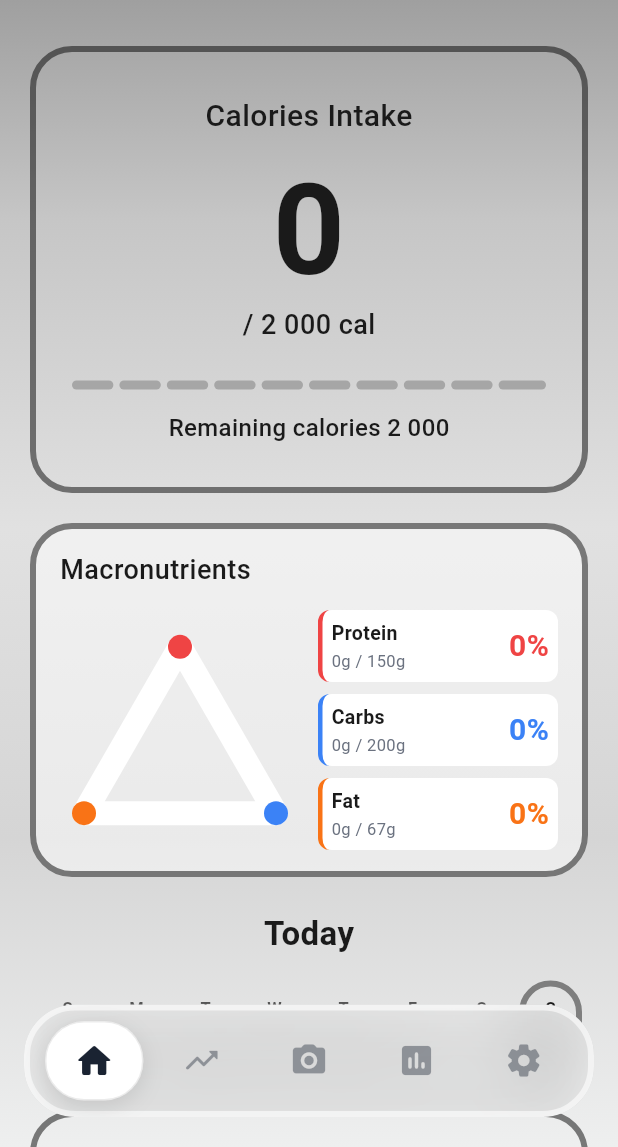
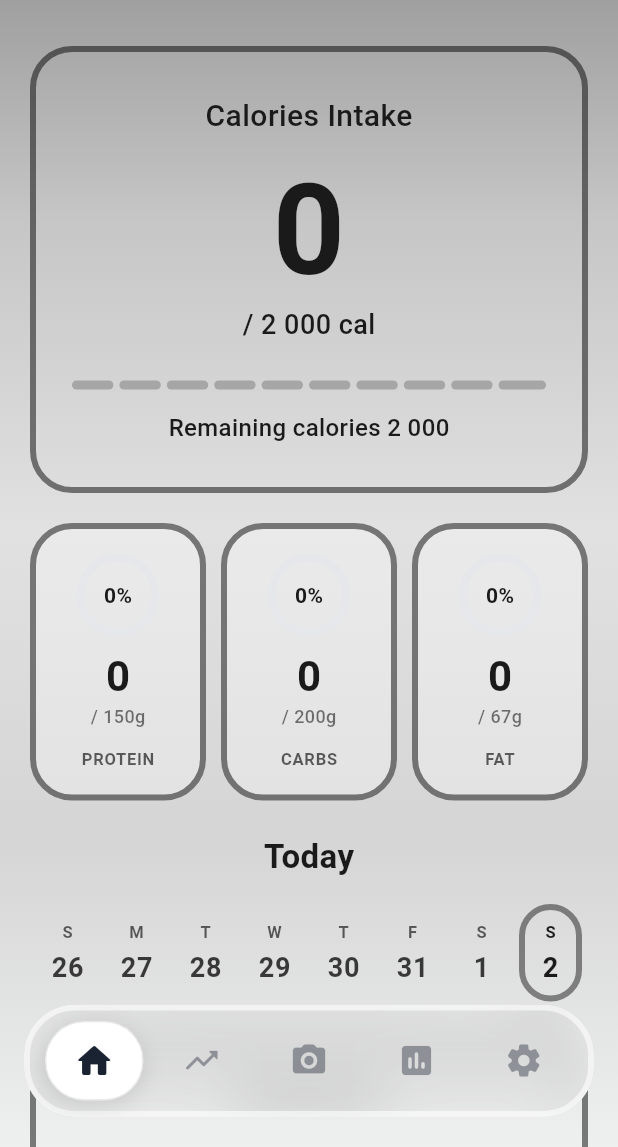
Before and after one commit to siho1117/food_cal, a Flutter app: the screen it shows after launch, on a phone screen of 412 x 824 dp, the part 89-1236 px from its top. Run offline on Flutter 3.47's test engine with Material 3 defaults, Android fonts, the phone set to English and light mode, and no system bars; our stand-ins replace camera, flutter_dotenv, flutter_image_compress, image_gallery_saver, image_picker, shared_preferences; accounts and stored records are empty.

Commit message:
Your commit message here

```diff
--- a/lib/widgets/home/macronutrient_widget.dart
+++ b/lib/widgets/home/macronutrient_widget.dart
@@ -3,15 +3,8 @@ import 'package:flutter/material.dart';
 import 'package:provider/provider.dart';
 import 'dart:math' as math;
 import '../../config/design_system/theme_design.dart';
-import '../../config/design_system/typography.dart';
 import '../../providers/home_provider.dart';
 import '../../providers/theme_provider.dart';
-
-/// Widget-specific design constants
-class _MacronutrientDesign {
-  static const double triangleSize = 160.0; // ✅ Size of the triangle area
-  static const double triangleStrokeWidth = 16.0; // ✅ Thickness: 16.0
-}
 
 class MacronutrientWidget extends StatefulWidget {
   const MacronutrientWidget({super.key});
@@ -25,7 +18,6 @@ class _MacronutrientWidgetState extends State<MacronutrientWidget>
   late AnimationController _controller;
   late Animation<double> _animation;
 
-  // Track previous values for refresh detection
   String? _previousDataHash;
 
   @override
@@ -34,7 +26,7 @@ class _MacronutrientWidgetState extends State<MacronutrientWidget>
 
     _controller = AnimationController(
       vsync: this,
-      duration: const Duration(milliseconds: 2600), // ✅ 30% slower animation
+      duration: const Duration(milliseconds: 1200),
     );
 
     _animation = Tween<double>(begin: 0.0, end: 1.0).animate(
@@ -81,305 +73,210 @@ class _MacronutrientWidgetState extends State<MacronutrientWidget>
           themeProvider.selectedGradient,
           AppEffects.borderOpacity,
         );
-        final textColor = AppColors.getTextColorForTheme(
-          themeProvider.selectedGradient,
-        );
 
-        return Container(
-          decoration: BoxDecoration(
-            color: Colors.white.withValues(alpha: 0.50), // ✅ 50% opacity
-            borderRadius: BorderRadius.circular(AppDimensions.cardBorderRadius),
-            border: Border.all(
-              color: borderColor,
-              width: AppDimensions.cardBorderWidth,
-            ),
-          ),
-          child: Padding(
-            padding: const EdgeInsets.symmetric(horizontal: 16, vertical: 14),
-            child: AnimatedBuilder(
-              animation: _animation,
-              builder: (context, child) => Column(
-                crossAxisAlignment: CrossAxisAlignment.start,
-                children: [
-                  // Header
-                  Opacity(
-                    opacity: _animation.value,
-                    child: Text(
-                      'Macronutrients',
-                      style: TextStyle(
-                        fontSize: 18,
-                        color: textColor,
-                        fontWeight: FontWeight.w500,
-                        letterSpacing: 0.3,
-                        shadows: AppEffects.textShadows,
-                      ),
-                    ),
-                  ),
+        return AnimatedBuilder(
+          animation: _animation,
+          builder: (context, child) => Row(
+            children: [
+              // Protein Card
+              Expanded(
+                child: _buildMacroCard(
+                  name: 'Protein',
+                  current: consumed['protein']!,
+                  target: target['protein']!.toDouble(),
+                  progress: progress['protein']!,
+                  color: const Color(0xFFEF4444), // Red
+                  borderColor: borderColor,
+                ),
+              ),
 
-                  const SizedBox(height: 14),
+              const SizedBox(width: 10),
 
-                  // Triangle + Legend Layout
-                  _buildTriangleWithLegend(
-                    consumed,
-                    target,
-                    progress,
-                    textColor,
-                  ),
-                ],
+              // Carbs Card
+              Expanded(
+                child: _buildMacroCard(
+                  name: 'Carbs',
+                  current: consumed['carbs']!,
+                  target: target['carbs']!.toDouble(),
+                  progress: progress['carbs']!,
+                  color: const Color(0xFFF97316), // Orange
+                  borderColor: borderColor,
+                ),
               ),
-            ),
+
+              const SizedBox(width: 10),
+
+              // Fat Card
+              Expanded(
+                child: _buildMacroCard(
+                  name: 'Fat',
+                  current: consumed['fat']!,
+                  target: target['fat']!.toDouble(),
+                  progress: progress['fat']!,
+                  color: const Color(0xFF3B82F6), // Blue
+                  borderColor: borderColor,
+                ),
+              ),
+            ],
           ),
         );
       },
     );
   }
 
-  Widget _buildTriangleWithLegend(
-    Map<String, double> consumed,
-    Map<String, int> target,
-    Map<String, double> progress,
-    Color textColor,
-  ) {
-    return Row(
-      crossAxisAlignment: CrossAxisAlignment.center,
-      children: [
-        // Equilateral triangle on the left
-        Opacity(
-          opacity: _animation.value,
-          child: SizedBox(
-            width: _MacronutrientDesign.triangleSize,
-            height: _MacronutrientDesign.triangleSize,
-            child: CustomPaint(
-              painter: _EquilateralTrianglePainter(
-                proteinProgress: progress['protein']! * _animation.value,
-                carbsProgress: progress['carbs']! * _animation.value,
-                fatProgress: progress['fat']! * _animation.value,
-              ),
-            ),
-          ),
-        ),
-
-        const SizedBox(width: 12),
-
-        // Legend on the right
-        Expanded(
-          child: Column(
-            crossAxisAlignment: CrossAxisAlignment.stretch,
-            children: [
-              _buildLegendItem(
-                name: 'Protein',
-                consumed: consumed['protein']!,
-                target: target['protein']!.toDouble(),
-                progress: progress['protein']!,
-                color: const Color(0xFFEF4444),
-                delay: 0.0,
-              ),
-              const SizedBox(height: 8),
-              _buildLegendItem(
-                name: 'Carbs',
-                consumed: consumed['carbs']!,
-                target: target['carbs']!.toDouble(),
-                progress: progress['carbs']!,
-                color: const Color(0xFF3B82F6),
-                delay: 0.15,
-              ),
-              const SizedBox(height: 8),
-              _buildLegendItem(
-                name: 'Fat',
-                consumed: consumed['fat']!,
-                target: target['fat']!.toDouble(),
-                progress: progress['fat']!,
-                color: const Color(0xFFF97316),
-                delay: 0.30,
-              ),
-            ],
-          ),
-        ),
-      ],
-    );
-  }
-
-  Widget _buildLegendItem({
+  Widget _buildMacroCard({
     required String name,
-    required double consumed,
+    required double current,
     required double target,
     required double progress,
     required Color color,
-    required double delay,
+    required Color borderColor,
   }) {
-    return Container(
-      padding: const EdgeInsets.symmetric(horizontal: 6, vertical: 6),
-      decoration: BoxDecoration(
-        color: Colors.white,
-        borderRadius: BorderRadius.circular(8),
-        border: Border(
-          left: BorderSide(
-            color: color,
-            width: 3,
+    final animatedProgress = progress * _animation.value;
+    final animatedCurrent = current * _animation.value;
+    final animatedTarget = target * _animation.value;
+
+    // Calculate percentage from raw values (can go beyond 100%)
+    final actualPercentage = animatedTarget > 0
+        ? (animatedCurrent / animatedTarget)
+        : 0.0;
+    final displayPercentage = (actualPercentage * 100).round();
+
+    return Opacity(
+      opacity: _animation.value,
+      child: Container(
+        decoration: BoxDecoration(
+          color: Colors.white.withValues(alpha: 0.3), // Transparent background
+          borderRadius: BorderRadius.circular(AppDimensions.cardBorderRadius),
+          border: Border.all(
+            color: borderColor,
+            width: AppDimensions.cardBorderWidth,
           ),
         ),
-      ),
-      child: Row(
-        mainAxisAlignment: MainAxisAlignment.spaceBetween,
-        crossAxisAlignment: CrossAxisAlignment.center,
-        children: [
-          // Left: Name and values
-          Expanded(
-            child: Column(
-              crossAxisAlignment: CrossAxisAlignment.start,
-              mainAxisSize: MainAxisSize.min,
-              children: [
-                Text(
-                  name,
-                  style: const TextStyle(
-                    fontSize: 13,
-                    fontWeight: FontWeight.w600,
-                    color: Color(0xFF1A1A1A),
+        padding: const EdgeInsets.symmetric(horizontal: 10, vertical: 16),
+        child: Column(
+          children: [
+            // 1. Circular Progress with Percentage inside
+            SizedBox(
+              width: 56,
+              height: 56,
+              child: Stack(
+                children: [
+                  // Progress Ring (capped at 100%)
+                  CustomPaint(
+                    size: const Size(56, 56),
+                    painter: _CircularProgressPainter(
+                      progress: animatedProgress,
+                      color: color,
+                    ),
                   ),
-                  maxLines: 1,
-                  overflow: TextOverflow.ellipsis,
-                ),
-                const SizedBox(height: 1),
-                Text(
-                  '${(consumed * _animation.value).round()}g / ${(target * _animation.value).round()}g',
-                  style: const TextStyle(
-                    fontSize: 11,
-                    color: Color(0xFF6B7280),
+
+                  // Percentage in Center (can show beyond 100%)
+                  Center(
+                    child: Text(
+                      '$displayPercentage%',
+                      style: const TextStyle(
+                        fontSize: 14,
+                        fontWeight: FontWeight.w700,
+                        color: Color(0xFF1A1A1A), // Black text
+                      ),
+                    ),
                   ),
-                  maxLines: 1,
-                  overflow: TextOverflow.ellipsis,
-                ),
-              ],
+                ],
+              ),
             ),
-          ),
 
-          const SizedBox(width: 6),
+            const SizedBox(height: 12),
 
-          // Right: Percentage
-          Text(
-            '${(progress * 100 * _animation.value).round()}%',
-            style: TextStyle(
-              fontSize: 20,
-              fontWeight: FontWeight.w700,
-              color: color,
+            // 2. Current Value
+            Text(
+              animatedCurrent.round().toString(),
+              style: const TextStyle(
+                fontSize: 28,
+                fontWeight: FontWeight.w700,
+                color: Color(0xFF1A1A1A), // Black text
+                height: 1.0,
+              ),
             ),
-          ),
-        ],
+
+            const SizedBox(height: 4),
+
+            // 3. Target
+            Text(
+              '/ ${target.round()}g',
+              style: TextStyle(
+                fontSize: 12,
+                color: const Color(0xFF1A1A1A).withValues(alpha: 0.6), // Black with 60% opacity
+                fontWeight: FontWeight.w500,
+              ),
+            ),
+
+            const SizedBox(height: 12),
+
+            // 4. Macro Name (Bottom)
+            Text(
+              name.toUpperCase(),
+              style: TextStyle(
+                fontSize: 11,
+                color: const Color(0xFF1A1A1A).withValues(alpha: 0.7), // Black with 70% opacity
+                fontWeight: FontWeight.w600,
+                letterSpacing: 0.5,
+              ),
+            ),
+          ],
+        ),
       ),
     );
   }
 }
 
 // ═══════════════════════════════════════════════════════════════
-// EQUILATERAL TRIANGLE PAINTER
+// CIRCULAR PROGRESS PAINTER
 // ═══════════════════════════════════════════════════════════════
 
-class _EquilateralTrianglePainter extends CustomPainter {
-  final double proteinProgress;
-  final double carbsProgress;
-  final double fatProgress;
+class _CircularProgressPainter extends CustomPainter {
+  final double progress;
+  final Color color;
 
-  _EquilateralTrianglePainter({
-    required this.proteinProgress,
-    required this.carbsProgress,
-    required this.fatProgress,
+  _CircularProgressPainter({
+    required this.progress,
+    required this.color,
   });
 
   @override
   void paint(Canvas canvas, Size size) {
-    // Calculate equilateral triangle vertices
-    final padding = size.width * 0.1;
-    final availableWidth = size.width - (2 * padding);
-    final sideLength = availableWidth;
+    final center = Offset(size.width / 2, size.height / 2);
+    final radius = size.width / 2 - 3;
 
-    // Height of equilateral triangle = (sqrt(3) / 2) * side
-    final height = (math.sqrt(3) / 2) * sideLength;
+    // Background circle (light gray)
+    final bgPaint = Paint()
+      ..color = const Color(0xFFE5E7EB)
+      ..style = PaintingStyle.stroke
+      ..strokeWidth = 5
+      ..strokeCap = StrokeCap.round;
 
-    // Center the triangle vertically
-    final verticalOffset = (size.height - height) / 2;
+    canvas.drawCircle(center, radius, bgPaint);
 
-    // Define vertices for proper equilateral triangle
-    final top = Offset(size.width / 2, verticalOffset);
-    final bottomLeft = Offset(padding, verticalOffset + height);
-    final bottomRight = Offset(size.width - padding, verticalOffset + height);
+    // Progress arc (capped at 100% = full circle)
+    final progressPaint = Paint()
+      ..color = color
+      ..style = PaintingStyle.stroke
+      ..strokeWidth = 5
+      ..strokeCap = StrokeCap.round;
 
-    // Background triangle outline - solid white
-    final bgPaint = Paint()
-      ..color = Colors.white
-      ..style = PaintingStyle.stroke
-      ..strokeWidth = _MacronutrientDesign.triangleStrokeWidth
-      ..strokeJoin = StrokeJoin.round;
+    final sweepAngle = 2 * math.pi * progress.clamp(0.0, 1.0);
 
-    final bgPath = Path()
-      ..moveTo(top.dx, top.dy)
-      ..lineTo(bottomRight.dx, bottomRight.dy)
-      ..lineTo(bottomLeft.dx, bottomLeft.dy)
-      ..close();
-    canvas.drawPath(bgPath, bgPaint);
-
-    // Draw progress sides
-    // Protein: top → bottom-right
-    _drawProgressSide(
-      canvas: canvas,
-      start: top,
-      end: bottomRight,
-      progress: proteinProgress,
-      color: const Color(0xFFEF4444),
-    );
-
-    // Carbs: bottom-right → bottom-left
-    _drawProgressSide(
-      canvas: canvas,
-      start: bottomRight,
-      end: bottomLeft,
-      progress: carbsProgress,
-      color: const Color(0xFF3B82F6),
-    );
-
-    // Fat: bottom-left → top
-    _drawProgressSide(
-      canvas: canvas,
-      start: bottomLeft,
-      end: top,
-      progress: fatProgress,
-      color: const Color(0xFFF97316),
+    canvas.drawArc(
+      Rect.fromCircle(center: center, radius: radius),
+      -math.pi / 2, // Start from top
+      sweepAngle,
+      false,
+      progressPaint,
     );
   }
 
-  void _drawProgressSide({
-    required Canvas canvas,
-    required Offset start,
-    required Offset end,
-    required double progress,
-    required Color color,
-  }) {
-    final paint = Paint()
-      ..color = color
-      ..style = PaintingStyle.stroke
-      ..strokeWidth = _MacronutrientDesign.triangleStrokeWidth
-      ..strokeCap = StrokeCap.round;
-
-    final path = Path()..moveTo(start.dx, start.dy);
-    path.lineTo(end.dx, end.dy);
-
-    final pathMetrics = path.computeMetrics();
-    final progressPath = Path();
-
-    for (final metric in pathMetrics) {
-      final extractPath = metric.extractPath(
-        0,
-        (metric.length * progress.clamp(0.0, 1.0)),
-      );
-      progressPath.addPath(extractPath, Offset.zero);
-    }
-
-    canvas.drawPath(progressPath, paint);
-  }
-
   @override
-  bool shouldRepaint(_EquilateralTrianglePainter oldDelegate) {
-    return oldDelegate.proteinProgress != proteinProgress ||
-        oldDelegate.carbsProgress != carbsProgress ||
-        oldDelegate.fatProgress != fatProgress;
+  bool shouldRepaint(_CircularProgressPainter oldDelegate) {
+    return oldDelegate.progress != progress || oldDelegate.color != color;
   }
 }
```
